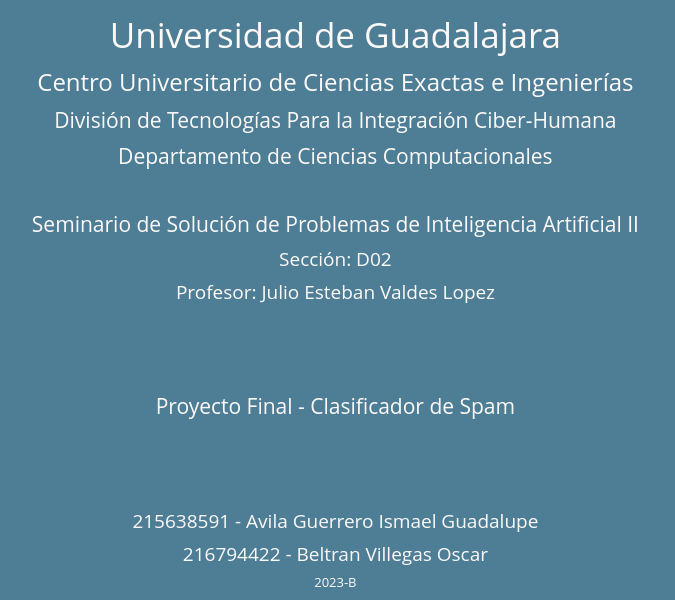
Above: about_window.ui from ismaelg-avilag/mlp-spam-classifier before the change. Below: the same form after it.
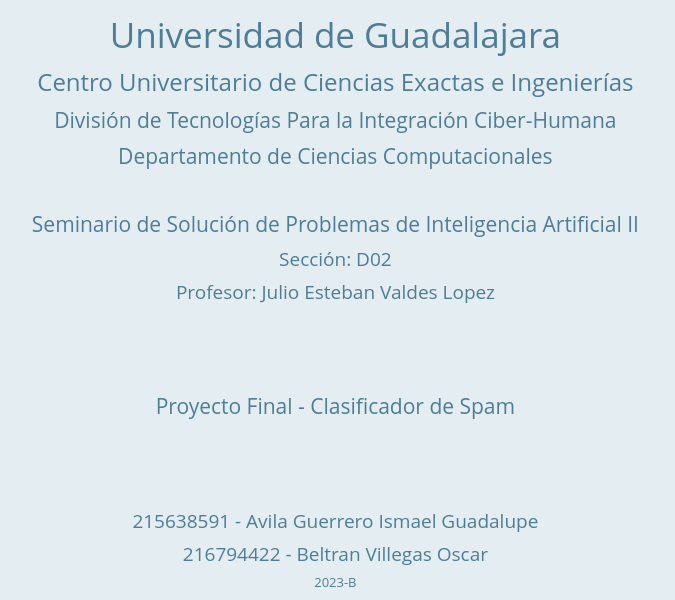
That is the form after the change. Icons and pictures are not drawn.

Commit message:
Abrir ventana de información desde la ventana principal
- El usuario puede visualizar la ventana de información desde la ventana principal
- Se cambió el nombre del botón que abre la ventana de información
- Cambios en los colores de la ventana de información

```diff
--- a/about_window.ui
+++ b/about_window.ui
@@ -27,15 +27,15 @@
   </property>
   <property name="styleSheet">
    <string notr="true">QDioalog {
-background: #3E7D96;
+background: #E3EDF2;
 }
 
 QWidget {
-background: #4E7D96;
+background: #E3EDF2;
 }
 
 QLabel {
-color: #FCFAF8;
+color: #4E7D96;
 }</string>
   </property>
   <widget class="QWidget" name="gridLayoutWidget">
```
The commit also changes 4 other files.
